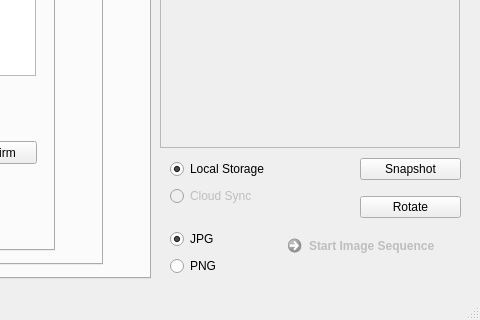
First picture: the form in _ui/FlashLapse_CP.ui, repository CoSE-Jerry/Flashlapse_NEO, before the edit; both pictures show x 320 to 800 and y 172 to 492 of the 800 by 492 pixel window.
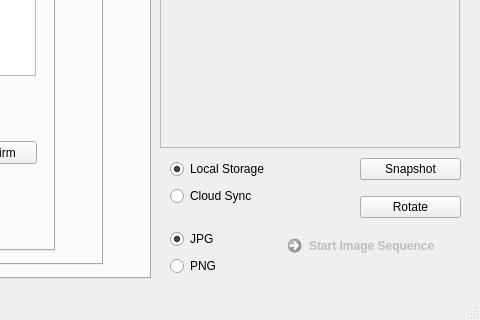
Second picture: the form after the edit. The open tabs and pages were chosen to show the change. Icons and pictures are not drawn.

Commit message: cloud sync enabled

What changed in the file:
```diff
--- a/_ui/FlashLapse_CP.ui
+++ b/_ui/FlashLapse_CP.ui
@@ -1062,7 +1062,7 @@
      <item>
       <widget class="QRadioButton" name="Cloud_Sync">
        <property name="enabled">
-        <bool>false</bool>
+        <bool>true</bool>
        </property>
        <property name="text">
         <string>Cloud Sync</string>
```
Left out of the diff: 14 changed lines with no effect on the pictures. The commit also changes 1 other file.
